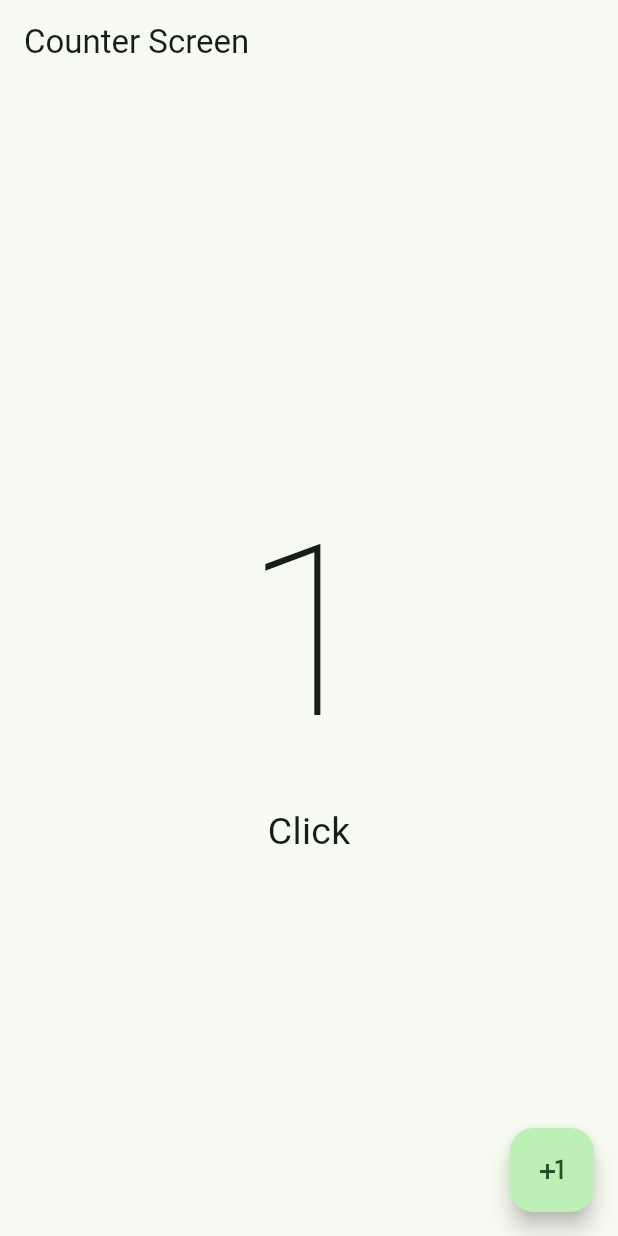
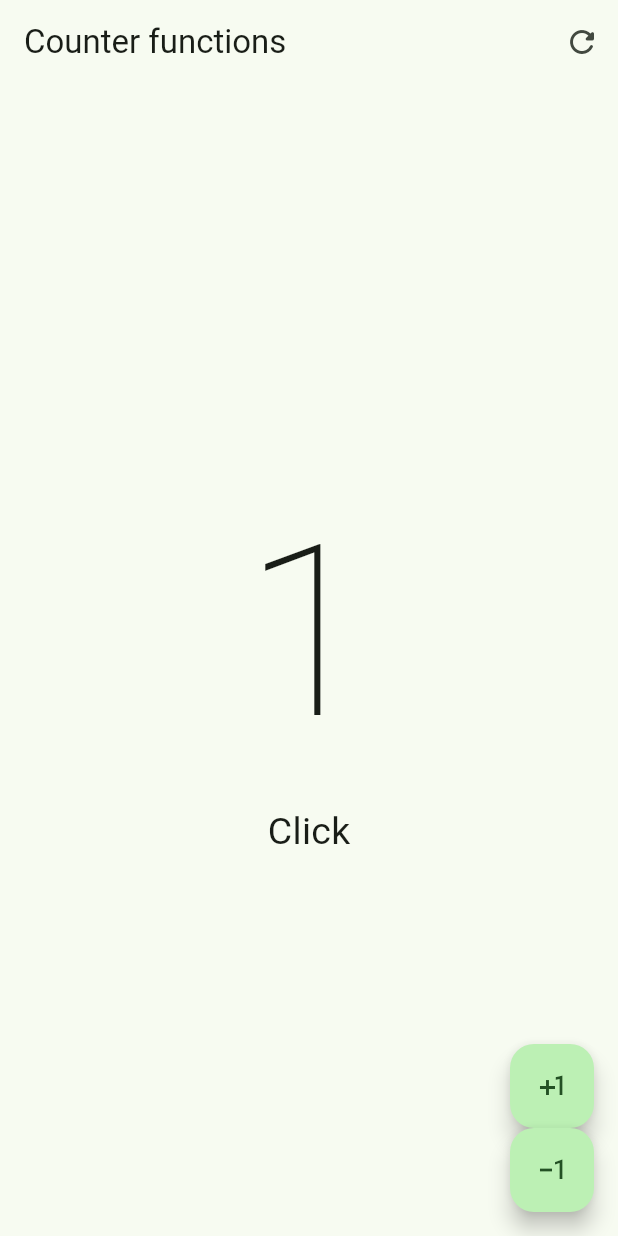
Before and after one commit to jermp96/counter, a Flutter app: the screen it shows after launch, after a tap on the "plus one" icon, on a phone screen of 412 x 824 dp. Run offline on Flutter 3.47's test engine with Material 2 defaults, Android fonts, the phone set to English and light mode, and no system bars.

Commit message:
*navbar and actions

```diff
--- a/lib/main.dart
+++ b/lib/main.dart
@@ -1,5 +1,6 @@
 import 'package:flutter/material.dart';
-import 'package:simple_counter_app/presentation/screens/counter/counter_screen.dart';
+import 'package:simple_counter_app/presentation/screens/counter/counter_functions_screen.dart';
+// import 'package:simple_counter_app/presentation/screens/counter/counter_screen.dart';
 
 void main() {
   runApp(const MyApp());
@@ -16,7 +17,7 @@ class MyApp extends StatelessWidget {
         useMaterial3: true,
         colorSchemeSeed: Colors.green
       ),
-      home: const CounterScreen()
+      home: const CounterFunctionsScreen()
     );
   }
 }
--- /dev/null
+++ b/lib/presentation/screens/counter/counter_functions_screen.dart
@@ -0,0 +1,66 @@
+import 'package:flutter/material.dart';
+
+class CounterFunctionsScreen extends StatefulWidget {
+
+
+
+  const CounterFunctionsScreen({Key? key}) : super(key: key);
+
+  @override
+  State<CounterFunctionsScreen> createState() => _CounterFunctionsScreenState();
+}
+
+class _CounterFunctionsScreenState extends State<CounterFunctionsScreen> {
+
+  int clickCounter = 0;
+
+  @override
+  Widget build(BuildContext context) {
+    return Scaffold(
+        appBar: AppBar(
+          title: const Text('Counter functions'),
+          actions: [
+            IconButton(
+            icon: const Icon(Icons.refresh_rounded),
+            onPressed: () {
+              setState(() {
+                clickCounter = 0;
+              });
+            },
+            ),
+          ],
+        ),
+        body: Center(
+          child: Column(
+            mainAxisAlignment: MainAxisAlignment.center,
+            children: [
+              Text('$clickCounter',
+              style: const TextStyle(fontSize: 160, fontWeight: FontWeight.w100),),
+              Text('Click${ clickCounter == 1 ? '' : 's'}',
+              style: const TextStyle(fontSize: 25),)
+            ],
+          ),
+        ),
+        floatingActionButton: Column(
+          mainAxisAlignment: MainAxisAlignment.end,
+          children: [
+            FloatingActionButton(
+              onPressed: (){
+                setState(() {
+                clickCounter++;
+                });
+              },
+              child: const Icon(Icons.plus_one),
+            ),
+            FloatingActionButton(
+              onPressed: (){
+                setState(() {
+                clickCounter--;
+                });
+              },
+              child: const Icon(Icons.exposure_minus_1_outlined),
+            ),
+          ],)
+    );
+  }
+}
```
